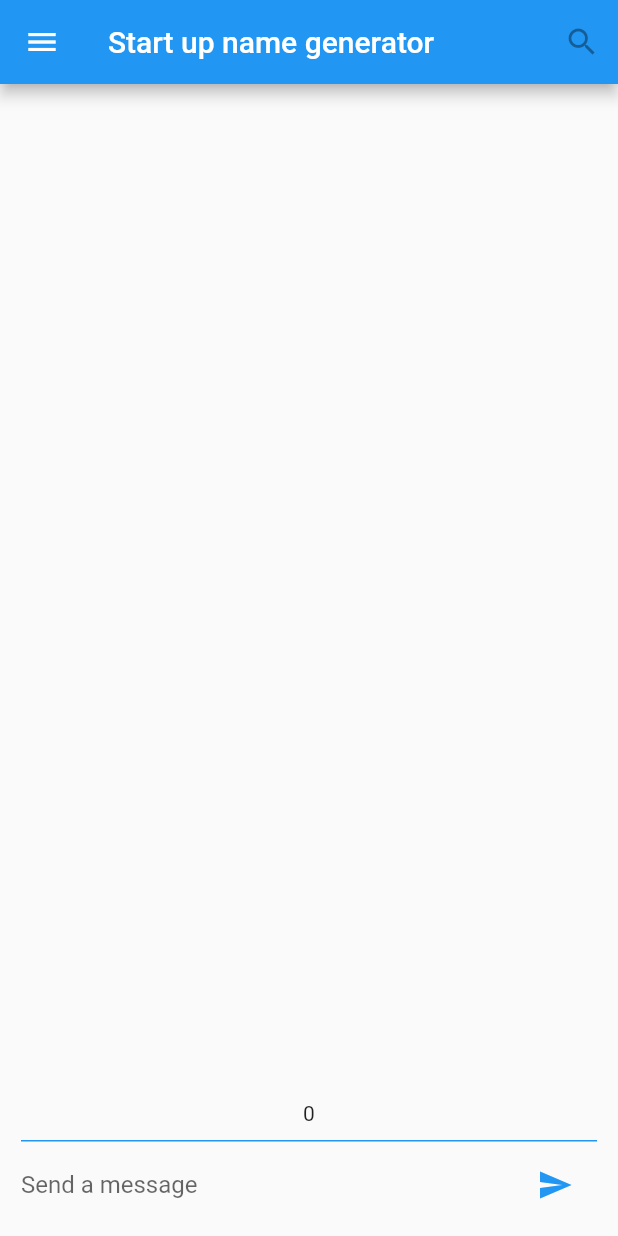
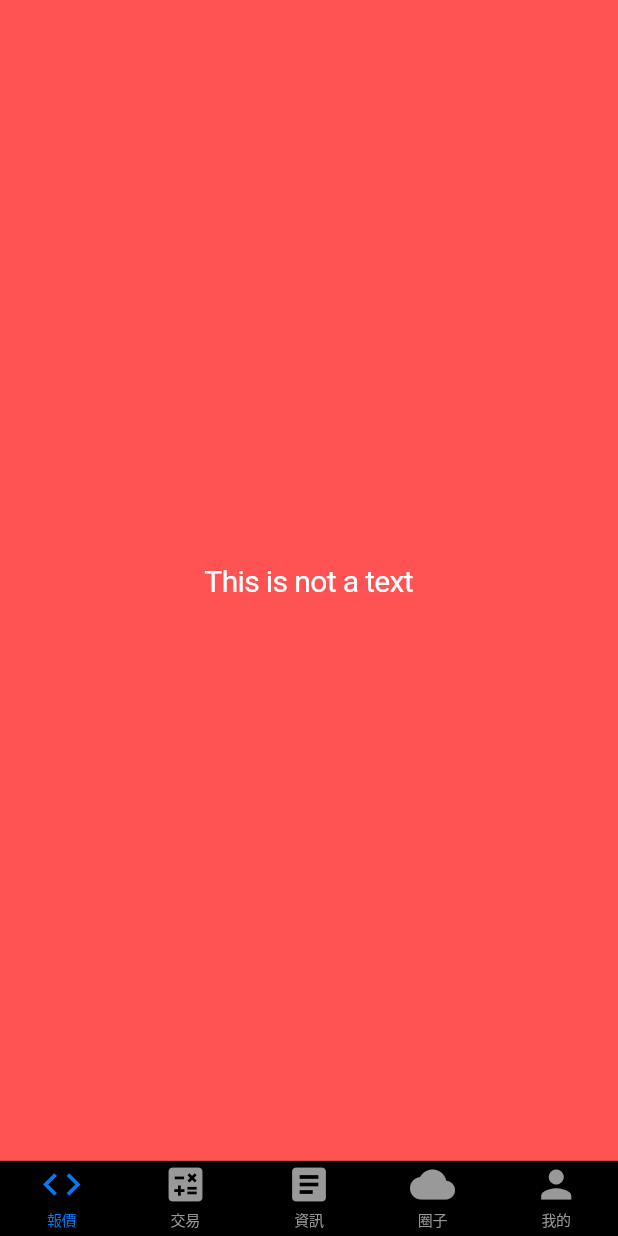
Before and after one commit to NosearY/flutter-sample-project, a Flutter app: the screen it shows after launch, on a phone screen of 412 x 824 dp. Run offline on Flutter 3.47's test engine with Material 2 defaults, Android fonts, the phone set to English and light mode, and no system bars.

```diff
--- a/lib/main.dart
+++ b/lib/main.dart
@@ -2,9 +2,10 @@
 // Use of this source code is governed by a BSD-style license that can be
 // found in the LICENSE file.
 
+import 'package:flutter/cupertino.dart';
 import 'package:flutter/material.dart';
 import 'package:startup_namer/src/constants/app.constants.dart';
-import 'package:startup_namer/src/screens/chat-screen.dart';
+import 'package:startup_namer/src/screens/tabs.screen.dart';
 
 void main() => runApp(const FriendlyChatApp());
 
@@ -15,9 +16,9 @@ class FriendlyChatApp extends StatelessWidget {
 
   @override
   Widget build(BuildContext context) {
-    return MaterialApp(
+    return CupertinoApp(
       title: APP_NAME,
-      home: ChartScreen(),
+      home: TabScreen(),
     );
   }
 }
--- /dev/null
+++ b/lib/src/screens/circles.screen.dart
@@ -0,0 +1,11 @@
+import 'package:flutter/cupertino.dart';
+
+class CirclesScreen extends StatelessWidget {
+  @override
+  Widget build(BuildContext context) {
+    return Container(
+      padding: const EdgeInsets.symmetric(horizontal: 14.0, vertical: 5.0),
+      child: const Text('This is not a text'),
+    );
+  }
+}
--- /dev/null
+++ b/lib/src/screens/information.screen.dart
@@ -0,0 +1,13 @@
+import 'package:flutter/cupertino.dart';
+
+class InformationScreen extends StatelessWidget {
+  @override
+  Widget build(BuildContext context) {
+    return Center(
+      child: Container(
+        padding: const EdgeInsets.symmetric(horizontal: 14.0, vertical: 5.0),
+        child: const Text('This is a text'),
+      ),
+    );
+  }
+}
--- /dev/null
+++ b/lib/src/screens/offering.screen.dart
@@ -0,0 +1,21 @@
+import 'package:flutter/cupertino.dart';
+import 'package:flutter/material.dart';
+
+class OfferingScreen extends StatelessWidget {
+  @override
+  Widget build(BuildContext context) {
+    return Center(
+      child: Container(
+        color: Colors.redAccent,
+        width: double.infinity,
+        height: double.infinity,
+        padding: const EdgeInsets.symmetric(horizontal: 14.0, vertical: 5.0),
+        child: const Align(
+            child: Text(
+          'This is not a text',
+          style: TextStyle(color: Colors.white, fontSize: 20.0),
+        )),
+      ),
+    );
+  }
+}
--- /dev/null
+++ b/lib/src/screens/profile.screen.dart
@@ -0,0 +1,13 @@
+import 'package:flutter/cupertino.dart';
+
+class ProfileScreen extends StatelessWidget {
+  @override
+  Widget build(BuildContext context) {
+    return Center(
+      child: Container(
+        padding: const EdgeInsets.symmetric(horizontal: 14.0, vertical: 5.0),
+        child: const Text('This is a text'),
+      ),
+    );
+  }
+}
--- /dev/null
+++ b/lib/src/screens/tabs.screen.dart
@@ -0,0 +1,101 @@
+import 'package:flutter/cupertino.dart';
+import 'package:flutter/material.dart';
+import 'package:startup_namer/src/screens/circles.screen.dart';
+import 'package:startup_namer/src/screens/information.screen.dart';
+import 'package:startup_namer/src/screens/offering.screen.dart';
+import 'package:startup_namer/src/screens/profile.screen.dart';
+import 'package:startup_namer/src/screens/transaction.screen.dart';
+
+class TabScreen extends StatefulWidget {
+  @override
+  _TabScreenState createState() => _TabScreenState();
+}
+
+class _TabScreenState extends State<TabScreen> {
+  final GlobalKey<NavigatorState> offeringNavKey =
+      GlobalKey<NavigatorState>(debugLabel: 'offeringNavKey');
+
+  final GlobalKey<NavigatorState> transactionTabNavKey =
+      GlobalKey<NavigatorState>(debugLabel: 'transactionTabNavKey');
+
+  final GlobalKey<NavigatorState> informationTabNavKey =
+      GlobalKey<NavigatorState>(debugLabel: 'informationTabNavKey');
+
+  final GlobalKey<NavigatorState> circlesTabNavKey =
+      GlobalKey<NavigatorState>(debugLabel: 'circlesTabNavKey');
+
+  final GlobalKey<NavigatorState> profileTabNavKey =
+      GlobalKey<NavigatorState>(debugLabel: 'profileTabNavKey');
+
+  List<BottomNavigationBarItem> _getTabBarItems() {
+    return const <BottomNavigationBarItem>[
+      BottomNavigationBarItem(
+        icon: Icon(Icons.code),
+        label: '報價',
+      ),
+      BottomNavigationBarItem(
+        icon: Icon(Icons.calculate),
+        label: '交易',
+      ),
+      BottomNavigationBarItem(
+        icon: Icon(Icons.article),
+        label: '資訊',
+      ),
+      BottomNavigationBarItem(
+        icon: Icon(Icons.cloud),
+        label: '圈子',
+      ),
+      BottomNavigationBarItem(
+        icon: Icon(Icons.person),
+        label: '我的',
+      ),
+    ];
+  }
+
+  @override
+  Widget build(BuildContext context) {
+    return CupertinoTabScaffold(
+      tabBar: CupertinoTabBar(
+        items: _getTabBarItems(),
+        backgroundColor: Colors.black,
+      ),
+      tabBuilder: (BuildContext context, int index) {
+        switch (index) {
+          case 0:
+            return CupertinoTabView(
+              navigatorKey: offeringNavKey,
+              builder: (BuildContext context) => OfferingScreen(),
+            );
+            break;
+          case 1:
+            return CupertinoTabView(
+              navigatorKey: transactionTabNavKey,
+              builder: (BuildContext context) => TransactionScreen(),
+            );
+            break;
+          case 2:
+            return CupertinoTabView(
+              navigatorKey: informationTabNavKey,
+              builder: (BuildContext context) => InformationScreen(),
+            );
+            break;
+          case 3:
+            return CupertinoTabView(
+              navigatorKey: circlesTabNavKey,
+              builder: (BuildContext context) => CirclesScreen(),
+            );
+            break;
+          case 4:
+            return CupertinoTabView(
+              navigatorKey: profileTabNavKey,
+              builder: (BuildContext context) => ProfileScreen(),
+            );
+            break;
+          default:
+            throw 'Unknown tab index';
+            break;
+        }
+      },
+    );
+  }
+}
--- /dev/null
+++ b/lib/src/screens/transaction.screen.dart
@@ -0,0 +1,13 @@
+import 'package:flutter/cupertino.dart';
+
+class TransactionScreen extends StatelessWidget {
+  @override
+  Widget build(BuildContext context) {
+    return Center(
+      child: Container(
+        padding: const EdgeInsets.symmetric(horizontal: 14.0, vertical: 5.0),
+        child: const Text('This is a text'),
+      ),
+    );
+  }
+}
```
Also changed, not shown: lib/src/screens/chat.screen.dart (renamed from lib/src/screens/chat-screen.dart), 1 other file.
